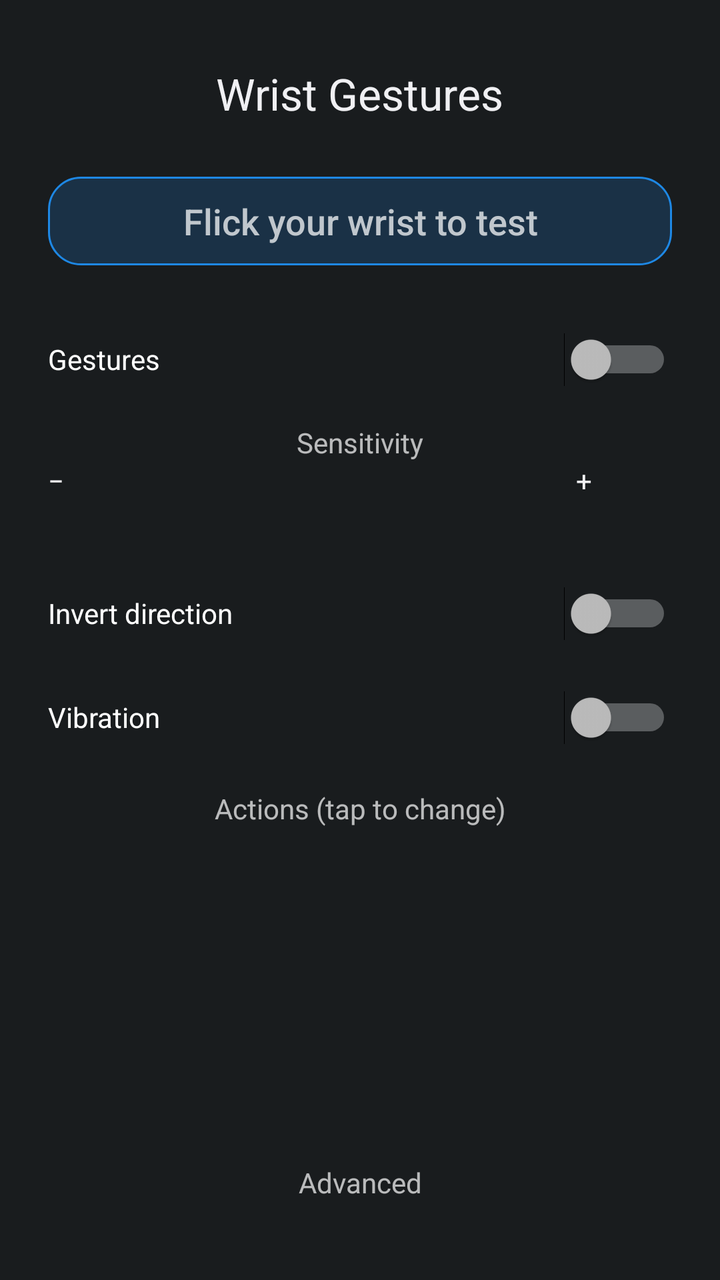
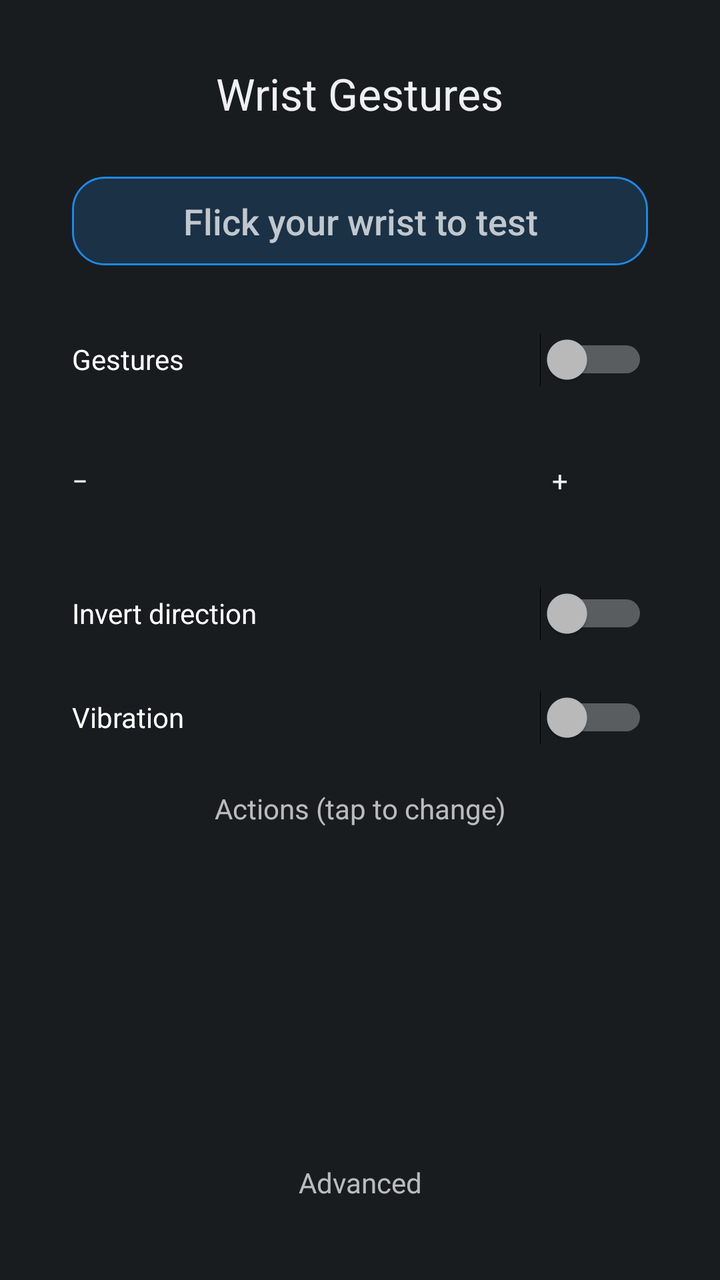

Screens rendered from an Android XML layout before and after an edit, with the pre-edit source and the edit as a unified diff.
<!-- AndroidManifest.xml: application theme android:Theme.DeviceDefault -->
<!-- res/layout/activity_main.xml -->
<?xml version="1.0" encoding="utf-8"?>
<ScrollView xmlns:android="http://schemas.android.com/apk/res/android"
    android:id="@+id/scroll"
    android:layout_width="match_parent"
    android:layout_height="match_parent"
    android:focusable="true"
    android:focusableInTouchMode="true"
    android:scrollbars="none">

    <LinearLayout
        android:layout_width="match_parent"
        android:layout_height="wrap_content"
        android:gravity="center_horizontal"
        android:orientation="vertical"
        android:paddingHorizontal="@dimen/round_padding_horizontal"
        android:paddingVertical="@dimen/round_padding_vertical">

        <TextView
            android:layout_width="wrap_content"
            android:layout_height="wrap_content"
            android:text="@string/app_name"
            android:textAppearance="@android:style/TextAppearance.DeviceDefault.Large" />

        <TextView
            android:id="@+id/service_status"
            style="@style/Caption"
            android:layout_marginBottom="8dp" />

        
        <TextView
            android:id="@+id/last_gesture"
            android:layout_width="match_parent"
            android:layout_height="wrap_content"
            android:background="@drawable/test_area"
            android:gravity="center"
            android:padding="10dp"
            android:text="@string/test_prompt"
            android:textAppearance="@android:style/TextAppearance.DeviceDefault.Medium" />

        <TextView
            android:id="@+id/live_values"
            style="@style/Caption"
            android:fontFamily="monospace" />

        <Switch
            android:id="@+id/enabled_switch"
            style="@style/Row"
            android:text="@string/enabled" />

        
        <TextView
            style="@style/Caption"
            android:layout_marginTop="8dp"
            android:text="@string/sensitivity" />

        <LinearLayout
            android:layout_width="match_parent"
            android:layout_height="wrap_content"
            android:gravity="center_vertical"
            android:orientation="horizontal">

            <Button
                android:id="@+id/sensitivity_minus"
                android:layout_width="48dp"
                android:layout_height="48dp"
                android:text="@string/minus" />

            <TextView
                android:id="@+id/sensitivity_value"
                android:layout_width="0dp"
                android:layout_height="wrap_content"
                android:layout_weight="1"
                android:gravity="center" />

            <Button
                android:id="@+id/sensitivity_plus"
                android:layout_width="48dp"
                android:layout_height="48dp"
                android:text="@string/plus" />
        </LinearLayout>

        <Switch
            android:id="@+id/invert_switch"
            style="@style/Row"
            android:text="@string/invert" />

        <Switch
            android:id="@+id/haptics_switch"
            style="@style/Row"
            android:text="@string/haptics" />

        
        <TextView
            style="@style/Caption"
            android:layout_marginTop="12dp"
            android:text="@string/actions_header" />

        <Button
            android:id="@+id/action_flick_out"
            style="@style/Row" />

        <Button
            android:id="@+id/action_flick_in"
            style="@style/Row" />

        <Button
            android:id="@+id/action_shake"
            style="@style/Row" />

        
        <TextView
            style="@style/Caption"
            android:layout_marginTop="12dp"
            android:text="@string/advanced_header" />

        <Button
            android:id="@+id/axis_button"
            style="@style/Row" />

        <Button
            android:id="@+id/open_accessibility"
            style="@style/Row"
            android:text="@string/open_accessibility" />

        <TextView
            style="@style/Caption"
            android:layout_marginTop="8dp"
            android:text="@string/enable_hint" />
    </LinearLayout>
</ScrollView>
<!-- resources referenced by this layout -->
<resources>
  <dimen name="round_padding_horizontal">24dp</dimen>
  <dimen name="round_padding_vertical">32dp</dimen>
  <!-- drawable test_area (drawable) -->
  <?xml version="1.0" encoding="utf-8"?>
  <shape xmlns:android="http://schemas.android.com/apk/res/android">
      <solid android:color="#331E88E5" />
      <stroke
          android:width="1dp"
          android:color="#FF1E88E5" />
      <corners android:radius="16dp" />
  </shape>
  <string name="actions_header">Actions (tap to change)</string>
  <string name="advanced_header">Advanced</string>
  <string name="app_name">Wrist Gestures</string>
  <string name="enable_hint">If the service is not listed in the settings, enable it from a computer with adb. The command is in the README.</string>
  <string name="enabled">Gestures</string>
  <string name="haptics">Vibration</string>
  <string name="invert">Invert direction</string>
  <string name="minus">−</string>
  <string name="open_accessibility">Accessibility settings</string>
  <string name="plus">+</string>
  <string name="sensitivity">Sensitivity</string>
  <string name="test_prompt">Flick your wrist to test</string>
  <style name="Caption">
          <item name="android:layout_width">match_parent</item>
          <item name="android:layout_height">wrap_content</item>
          <item name="android:gravity">center</item>
          <item name="android:textAppearance">@android:style/TextAppearance.DeviceDefault.Small</item>
          <item name="android:textColor">#B3FFFFFF</item>
      </style>
  <style name="Row">
          <item name="android:layout_width">match_parent</item>
          <item name="android:layout_height">wrap_content</item>
          <item name="android:layout_marginTop">4dp</item>
          <item name="android:minHeight">48dp</item>
          <item name="android:textAllCaps">false</item>
      </style>
</resources>

<!-- the commit's change to res/layout/activity_main.xml (unified diff, before → after) -->
@@ -40,7 +40,7 @@
         <TextView
             android:id="@+id/live_values"
             style="@style/Caption"
-            android:fontFamily="monospace" />
+            android:maxLines="1" />
 
         <Switch
             android:id="@+id/enabled_switch"
@@ -49,9 +49,9 @@
 
         
         <TextView
+            android:id="@+id/sensitivity_caption"
             style="@style/Caption"
-            android:layout_marginTop="8dp"
-            android:text="@string/sensitivity" />
+            android:layout_marginTop="8dp" />
 
         <LinearLayout
             android:layout_width="match_parent"
@@ -70,7 +70,8 @@
                 android:layout_width="0dp"
                 android:layout_height="wrap_content"
                 android:layout_weight="1"
-                android:gravity="center" />
+                android:gravity="center"
+                android:textAppearance="@android:style/TextAppearance.DeviceDefault.Large" />
 
             <Button
                 android:id="@+id/sensitivity_plus"
<!-- resource entries referenced after the edit -->
@@ -1,6 +1,6 @@
 <!-- resources referenced by this layout -->
 <resources>
-  <dimen name="round_padding_horizontal">24dp</dimen>
+  <dimen name="round_padding_horizontal">36dp</dimen>
   <dimen name="round_padding_vertical">32dp</dimen>
   <!-- drawable test_area (drawable) -->
   <?xml version="1.0" encoding="utf-8"?>
@@ -21,7 +21,6 @@
   <string name="minus">−</string>
   <string name="open_accessibility">Accessibility settings</string>
   <string name="plus">+</string>
-  <string name="sensitivity">Sensitivity</string>
   <string name="test_prompt">Flick your wrist to test</string>
   <style name="Caption">
           <item name="android:layout_width">match_parent</item>
